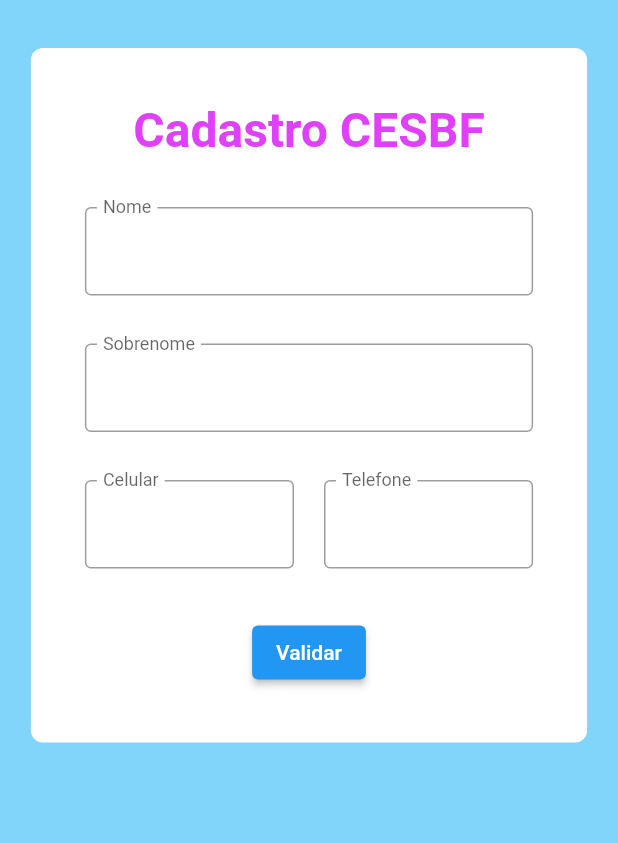
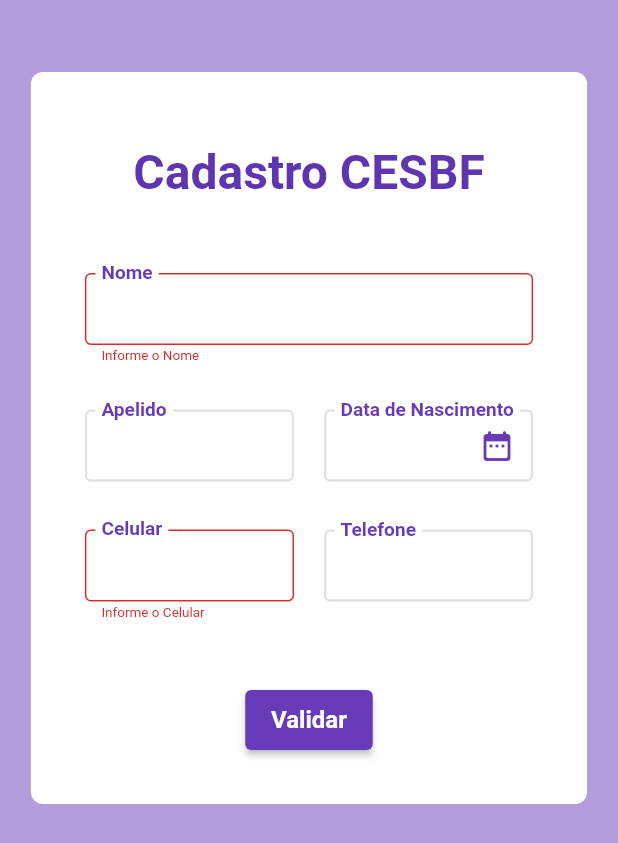
Before and after one commit to NEMJ/formulario, a Flutter app: the screen it shows after launch, after a tap on "Validar", on a phone screen of 412 x 824 dp. Shown: the top 843 px of the screen. Run offline on Flutter 3.47's test engine with Material 2 defaults, Android fonts, the phone set to English and light mode, and no system bars.

Commit message:
componentized TexFormField with layout errors

```diff
--- a/lib/controllers/form_controllers.dart
+++ b/lib/controllers/form_controllers.dart
@@ -2,6 +2,15 @@ import 'package:flutter/material.dart';
 
 class Controllers {
   static TextEditingController nameController = TextEditingController();
-  static TextEditingController lastNameController = TextEditingController();
+  static TextEditingController apelidoController = TextEditingController();
   static TextEditingController celularController = TextEditingController();
+  static TextEditingController telefoneController = TextEditingController();
+  static TextEditingController dataNascimentoController = TextEditingController();
+  static TextEditingController ufController = TextEditingController();
+  static TextEditingController cidadeController = TextEditingController();
+  static TextEditingController enderecoController = TextEditingController();
+  static TextEditingController bairroController = TextEditingController();
+  static TextEditingController profissaoController = TextEditingController();
+  static TextEditingController formacaoController = TextEditingController();
+  static TextEditingController localTrabalhoController = TextEditingController();
 }
--- a/lib/main.dart
+++ b/lib/main.dart
@@ -14,7 +14,7 @@ class MyApp extends StatelessWidget {
       title: 'Flutter Demo',
       debugShowCheckedModeBanner: false,
       theme: ThemeData(
-        primarySwatch: Colors.blue,
+        primarySwatch: Colors.deepPurple,
       ),
       home: MainPage(),
     );
--- a/lib/pages/main_page.dart
+++ b/lib/pages/main_page.dart
@@ -1,5 +1,6 @@
 import 'package:flutter/material.dart';
 import '../controllers/form_controllers.dart';
+import '../widgets/text_form_field_widget.dart';
 
 class MainPage extends StatefulWidget {
   const MainPage({super.key});
@@ -15,20 +16,23 @@ class _MainPageState extends State<MainPage> {
   double width = MediaQuery.of(context).size.width > 780
     ? 700 : MediaQuery.of(context).size.width * 0.9;
 
+  final _formKey = GlobalKey<FormState>();
 
     return Scaffold(
-      backgroundColor: Colors.lightBlue[200],
+      backgroundColor: Colors.deepPurple[200],
       body: SingleChildScrollView(
         child: Padding(
-          padding: const EdgeInsets.symmetric(vertical: 32.0),
+          padding: const EdgeInsets.symmetric(vertical: 48.0),
           child: Center(
             child: Container(
-              padding: const EdgeInsets.all(36.0),
+              padding: const EdgeInsets.only(left: 36.0, top: 48.0, right: 36.0, bottom: 36.0),
               width: width,
               decoration: BoxDecoration(
                 color: Colors.white,
                 borderRadius: BorderRadius.circular(8),
               ),
+              child: Form(
+                key: _formKey,
                 child: Column(
                   children: [
                     const Text(
@@ -36,62 +40,75 @@ class _MainPageState extends State<MainPage> {
                       style: TextStyle(
                         fontSize: 32,
                         fontWeight: FontWeight.bold,
-                      color: Colors.purpleAccent,
+                        color: Color.fromRGBO(94, 53, 177, 1),
                       ),
                     ),
-                  const SizedBox(height: 32),
-                  TextField(
+                    const SizedBox(height: 48),
+                    TextFormFieldWidget(
+                      onChanged: (text) => Controllers.nameController.text = text,
+                      label: 'Nome',
                       controller: Controllers.nameController,
-                    decoration: const InputDecoration(
-                      labelText: 'Nome',
-                      floatingLabelBehavior: FloatingLabelBehavior.always,
-                      border: OutlineInputBorder(),
-                    ),
-                  ),
-                  const SizedBox(height: 32),
-                  TextField(
-                    controller: Controllers.lastNameController,
-                    decoration: const InputDecoration(
-                      labelText: 'Sobrenome',
-                      floatingLabelBehavior: FloatingLabelBehavior.always,
-                      border: OutlineInputBorder(),
-                    ),
+                      validator: true,
                     ),
                     const SizedBox(height: 32),
                     Row(
+                      crossAxisAlignment: CrossAxisAlignment.baseline,
+                      textBaseline: TextBaseline.ideographic,
                       children: [
                         Flexible(
-                        child: TextField(
-                          controller: Controllers.celularController,
-                          decoration: const InputDecoration(
-                            labelText: 'Celular',
-                            floatingLabelBehavior: FloatingLabelBehavior.always,
-                            border: OutlineInputBorder(),
-                          ),
+                          child: TextFormFieldWidget(
+                            controller: Controllers.apelidoController,
+                            label: 'Apelido',
                           ),
                         ),
                         const SizedBox(width: 20),
                         Flexible(
-                        child: TextField(
-                          decoration: const InputDecoration(
-                            labelText: 'Telefone',
-                            floatingLabelBehavior: FloatingLabelBehavior.always,
-                            border: OutlineInputBorder(),
-                          ),
+                          child: TextFormFieldWidget(
+                            controller: Controllers.dataNascimentoController,
+                            label: 'Data de Nascimento',
+                            icon: Icons.date_range_rounded,
                           ),
                         ),
                       ],
                     ),
                     const SizedBox(height: 32),
-                  ElevatedButton(
-                    child: const Text('Validar'),
-                    onPressed: () {
-                      print(Controllers.nameController.text);
-                      print(Controllers.lastNameController.text);
-                      print(Controllers.celularController.text);
-                    },
+                    Row(
+                      crossAxisAlignment: CrossAxisAlignment.baseline,
+                      textBaseline: TextBaseline.ideographic,
+                      children: [
+                        Flexible(
+                          child: TextFormFieldWidget(
+                            controller: Controllers.celularController,
+                            label: 'Celular',
+                            validator: true,
+                          ),
+                        ),
+                        const SizedBox(width: 20),
+                        Flexible(
+                          child: TextFormFieldWidget(
+                            controller: Controllers.telefoneController,
+                            label: 'Telefone',
+                          ),
                         ),
                       ],
+                    ),
+                    const SizedBox(height: 48),
+                    SizedBox(
+                      width: 85,
+                      height: 40,
+                      child: ElevatedButton(
+                        child: const Text(
+                          'Validar',
+                          style: TextStyle(
+                            fontWeight: FontWeight.bold,
+                            fontSize: 16,
+                          ),
+                        ),
+                        onPressed: () => _formKey.currentState!.validate(),
+                      ),
+                    ),
+                  ],
+                ),
               ),
             ),
           ),
--- /dev/null
+++ b/lib/widgets/text_form_field_widget.dart
@@ -0,0 +1,65 @@
+import 'package:flutter/material.dart';
+
+class TextFormFieldWidget extends StatefulWidget {
+  TextFormFieldWidget({
+    this.validator,
+    this.onChanged,
+    this.icon,
+    required this.label,
+    required this.controller,
+    super.key,
+  });
+
+  bool? validator;
+  Function(String)? onChanged;
+  IconData? icon;
+  final String label;
+  final TextEditingController controller;
+
+  @override
+  State<TextFormFieldWidget> createState() => _TextFormFieldWidgetState();
+}
+
+class _TextFormFieldWidgetState extends State<TextFormFieldWidget> {
+  @override
+  Widget build(BuildContext context) {
+    return TextFormField(
+      onChanged: widget.onChanged,
+      decoration: InputDecoration(
+        contentPadding: EdgeInsets.only(left: 11, right: 3, top: 14, bottom: 14),
+        errorStyle: TextStyle(fontSize: 9, height: 0.3),
+        suffixIcon: widget.icon != null
+          ? IconButton(
+            icon: Icon(
+              widget.icon,
+              color: Colors.deepPurple,
+            ),
+            onPressed: () {},
+          )
+          : null,
+        labelText: widget.label,
+        floatingLabelBehavior: FloatingLabelBehavior.always,
+        border: const OutlineInputBorder(),
+        enabledBorder: OutlineInputBorder(
+          borderSide: BorderSide(
+            color: Colors.grey.shade300,
+            width: 1.5,
+          ),
+        ),
+        labelStyle: const TextStyle(
+          color: Colors.deepPurple,
+          fontSize: 17,
+          fontWeight: FontWeight.w600,
+        ),
+        // errorText: '',
+      ),
+      validator: widget.validator == true
+      ? (value) {
+          if(value == null || value.isEmpty) {
+            return 'Informe o ${widget.label}';
+          }
+        }
+      : null
+    );
+  }
+}
```
Lines whose indentation alone changed are shown as unchanged.
